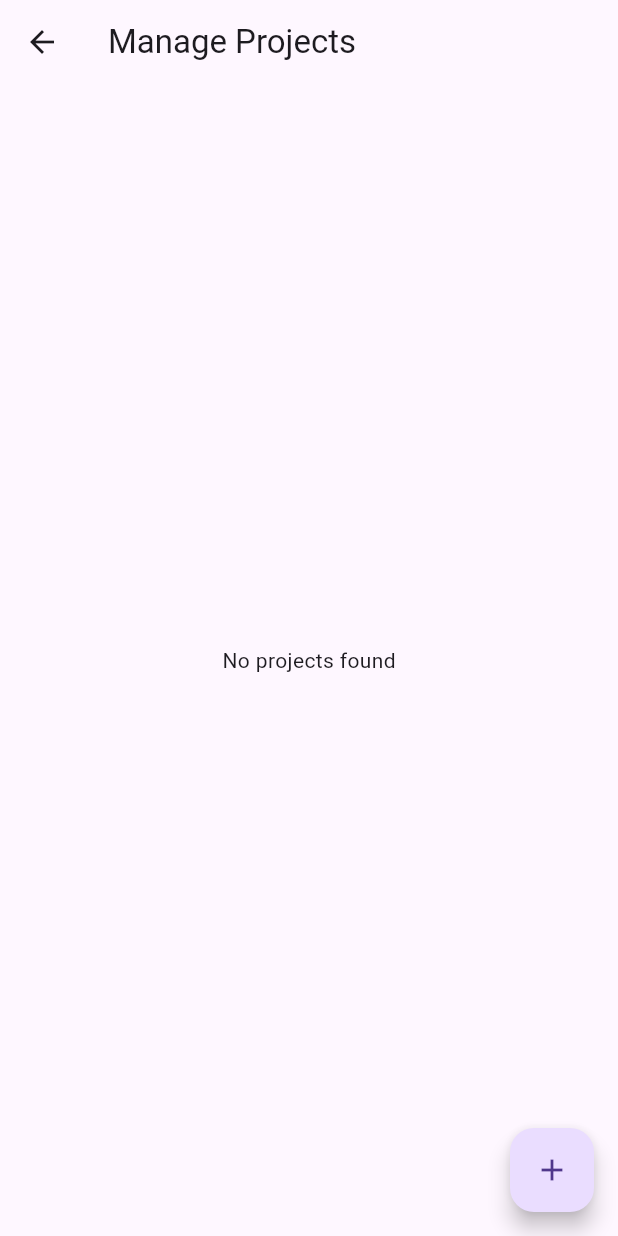
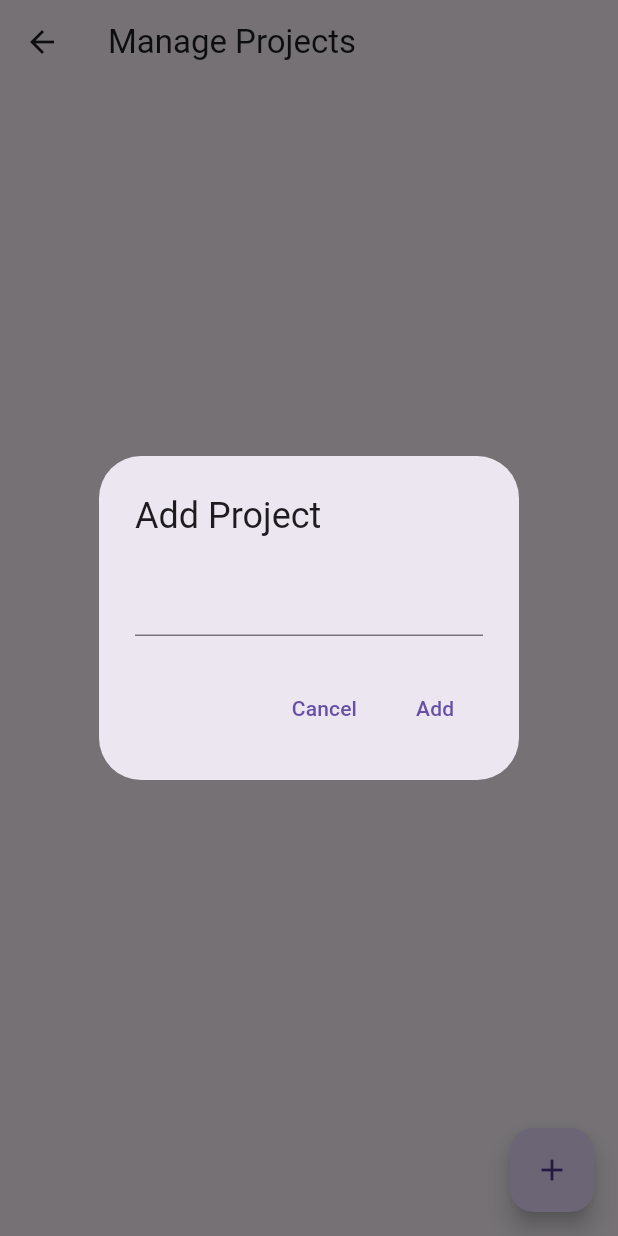
Before and after one commit to dai10512/time_tracking, a Flutter app: the ProjectManagementScreen screen opened by its route, after a tap on the "add" icon, on a phone screen of 412 x 824 dp. Run offline on Flutter 3.47's test engine with Material 3 defaults, Android fonts, the phone set to English and light mode, and no system bars; our stand-ins replace localstorage.

Commit message:
Add project and task creation functionality with dynamic ID generation

```diff
--- a/lib/screens/manage_project_screen.dart
+++ b/lib/screens/manage_project_screen.dart
@@ -1,6 +1,9 @@
+import 'dart:math';
+
 import 'package:flutter/material.dart';
 import 'package:provider/provider.dart';
 
+import '../models/project.dart';
 import '../providers/project_provider.dart';
 
 class ProjectManagementScreen extends StatelessWidget {
@@ -34,7 +37,39 @@ class ProjectManagementScreen extends StatelessWidget {
         },
       ),
       floatingActionButton: FloatingActionButton(
-        onPressed: () {},
+        onPressed: () {
+          showDialog(
+            context: context,
+            builder: (context) {
+              final projectController = TextEditingController();
+              return AlertDialog(
+                title: Text('Add Project'),
+                content: TextField(
+                  controller: projectController,
+                ),
+                actions: [
+                  TextButton(
+                    onPressed: () {
+                      Navigator.pop(context);
+                    },
+                    child: Text('Cancel'),
+                  ),
+                  TextButton(
+                    onPressed: () {
+                      Provider.of<ProjectProvider>(context, listen: false)
+                          .addProject(Project(
+                        id: Random().toString(),
+                        name: projectController.text,
+                      ));
+                      Navigator.pop(context);
+                    },
+                    child: Text('Add'),
+                  ),
+                ],
+              );
+            },
+          );
+        },
         tooltip: 'Add Project',
         child: Icon(Icons.add),
       ),
--- a/lib/screens/manage_task_screen.dart
+++ b/lib/screens/manage_task_screen.dart
@@ -60,7 +60,7 @@ class TaskManagementScreen extends StatelessWidget {
                     onPressed: () {
                       Provider.of<TaskProvider>(context, listen: false).addTask(
                         Task(
-                          id: Random().nextDouble().toString(),
+                          id: Random().toString(),
                           name: taskController.text,
                         ),
                       );
```
Also changed, not shown: lib/screens/add_time_entry_screen.dart (+31 -7 lines).
